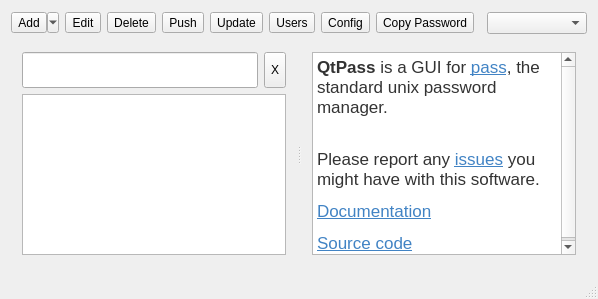
Old version of the form mainwindow.ui in the repository IJHack/QtPass.
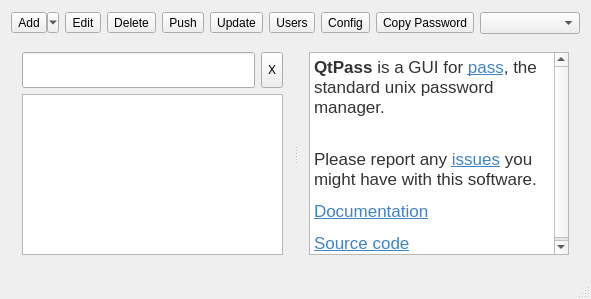
New version of the form. Icons and pictures are not drawn.

Patch:
```diff
--- a/mainwindow.ui
+++ b/mainwindow.ui
@@ -6,7 +6,7 @@
    <rect>
     <x>0</x>
     <y>0</y>
-    <width>598</width>
+    <width>498</width>
     <height>299</height>
    </rect>
   </property>
```
Left out of the diff: 19 changed lines with no effect on the pictures.
